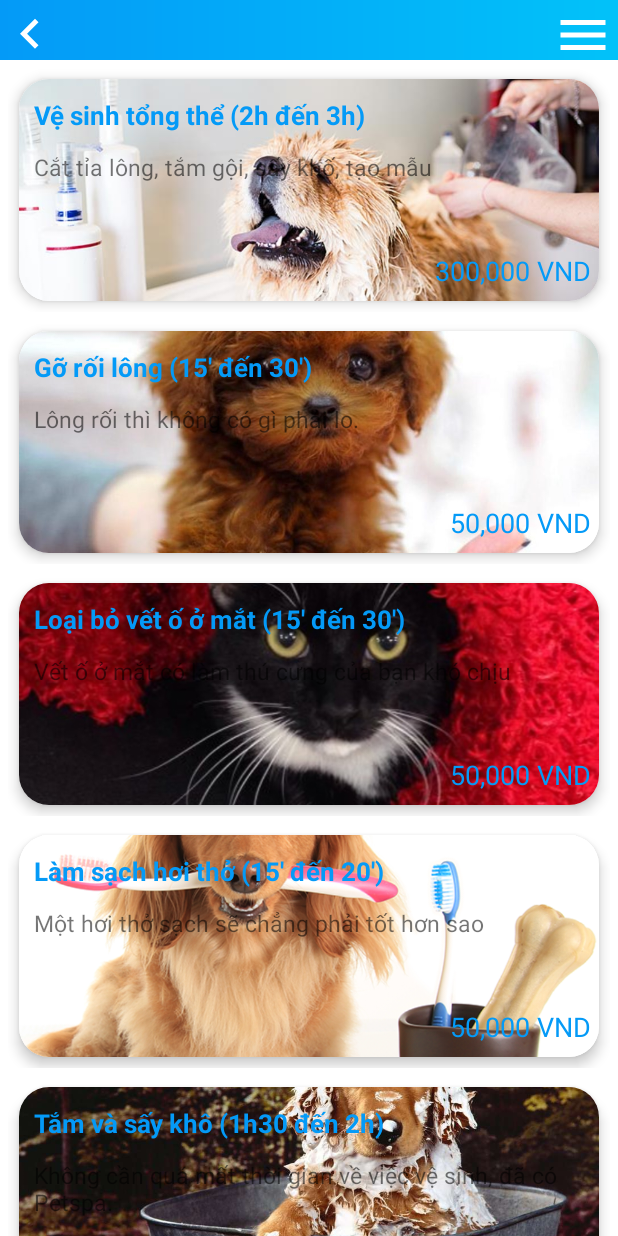
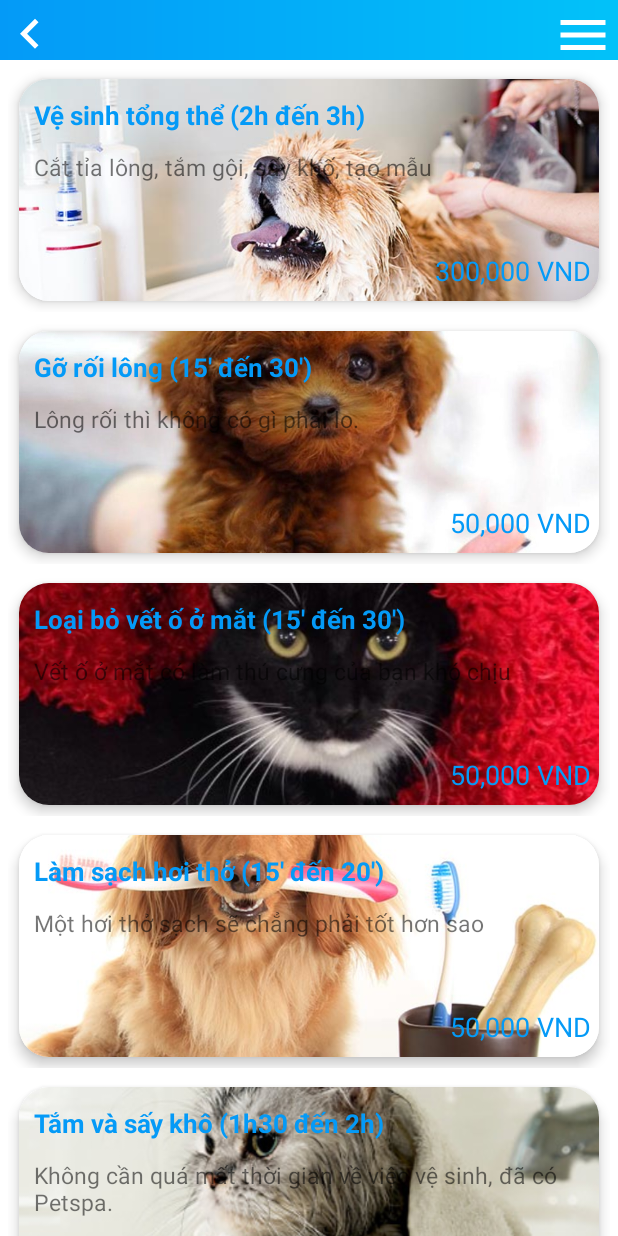
Before and after one commit to nguyenntse63030/Pet-Spa, an Android app: the ListServicePetFragment screen opened directly, with no data from a screen before it, on a phone screen of 412 x 824 dp. Run offline under Robolectric (Android 15) with nearby library versions, the phone set to English and light mode, and no system bars; plain views replace PercentRelativeLayout; 3 statements that could not run were skipped.

Commit message:
Sửa ảnh màn hình danh sách dịch vụ.

```diff
--- a/app/src/main/java/com/example/petspa_version_2/Fragment/ListServicePetFragment.java
+++ b/app/src/main/java/com/example/petspa_version_2/Fragment/ListServicePetFragment.java
@@ -96,13 +96,13 @@ public class ListServicePetFragment extends Fragment implements List_Service_Ite
         listServicePet.add(new ServicePet("Làm sạch hơi thở (15' đến 20')",
                 "Một hơi thở sạch sẽ chẳng phải tốt hơn sao",
                 "Thú cưng của bạn có một hơi thở làm bạn thấy khó chịu do thức ăn, chúng tôi sẽ giải quyết vấn đề này giúp bạn không qua 30'.",
-                R.drawable.service_ve_sinh_mieng, "50,000"));
+                R.drawable.ve_sinh_mieng, "50,000"));
 
         listServicePet.add(new ServicePet("Tắm và sấy khô (1h30 đến 2h)",
                 "Không cần quá mất thời gian về việc vệ sinh, đã có Petspa.",
                 "Dịch vụ tắm và sấy khô bên chúng tôi bao gồm loại bỏ các bụi bẩn và lông bị rối, tắm rửa qua 2 lần dầu gọi," +
                         " sấy khô và giữ ấm cho thú cưng của bạn, đặc biệt còn được sử dụng nước hoa mùi hương sang trọng dễ chịu.",
-                R.drawable.service_tam_va_say, "200,000"));
+                R.drawable.tamsay, "200,000"));
     }
 
     private void inputData2(){
@@ -182,6 +182,6 @@ public class ListServicePetFragment extends Fragment implements List_Service_Ite
                 "Không cần quá mất thời gian về việc vệ sinh, đã có Petspa.",
                 "Dịch vụ tắm và sấy khô bên chúng tôi bao gồm loại bỏ các bụi bẩn và lông bị rối, tắm rửa qua 2 lần dầu gọi," +
                         " sấy khô và giữ ấm cho thú cưng của bạn, đặc biệt còn được sử dụng nước hoa mùi hương sang trọng dễ chịu.",
-                R.drawable.service_tam_va_say, "160,000"));
+                R.drawable.tamsay, "160,000"));
     }
 }
```
Also changed, not shown: app/src/main/res/drawable/service_tam_va_say.jpg (deleted), app/src/main/res/drawable/service_ve_sinh_mat.jpg, app/src/main/res/drawable/service_ve_sinh_mieng.png (deleted), app/src/main/res/drawable/tamsay.jpg (added), app/src/main/res/drawable/ve_sinh_mieng.jpg (added).
